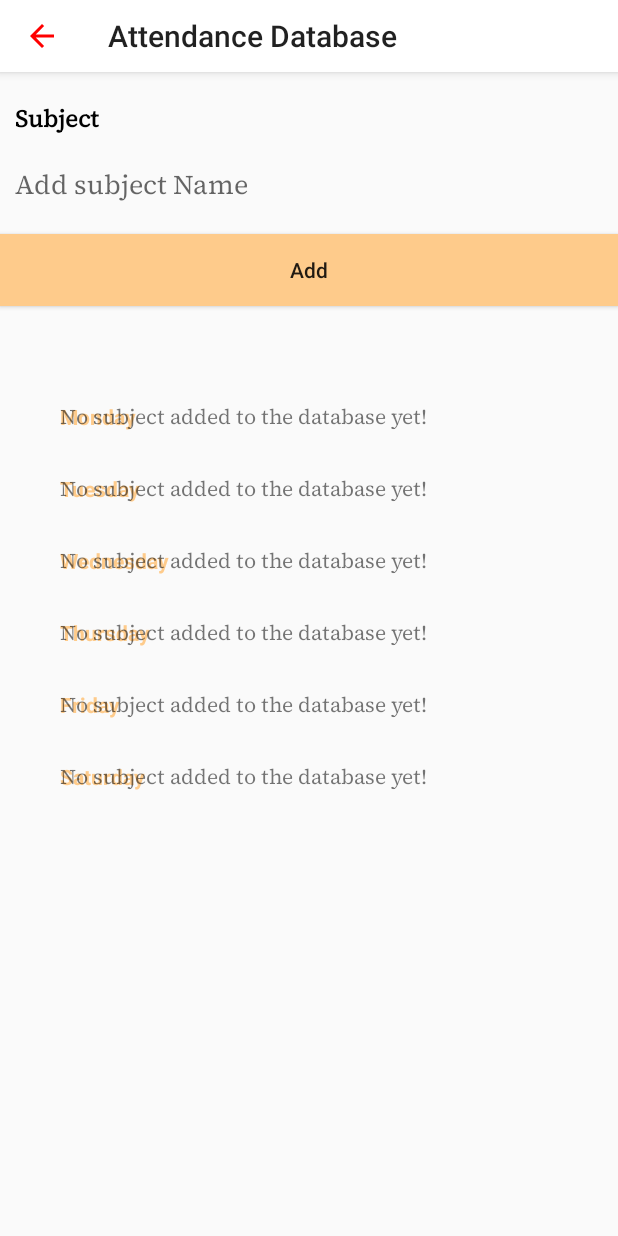
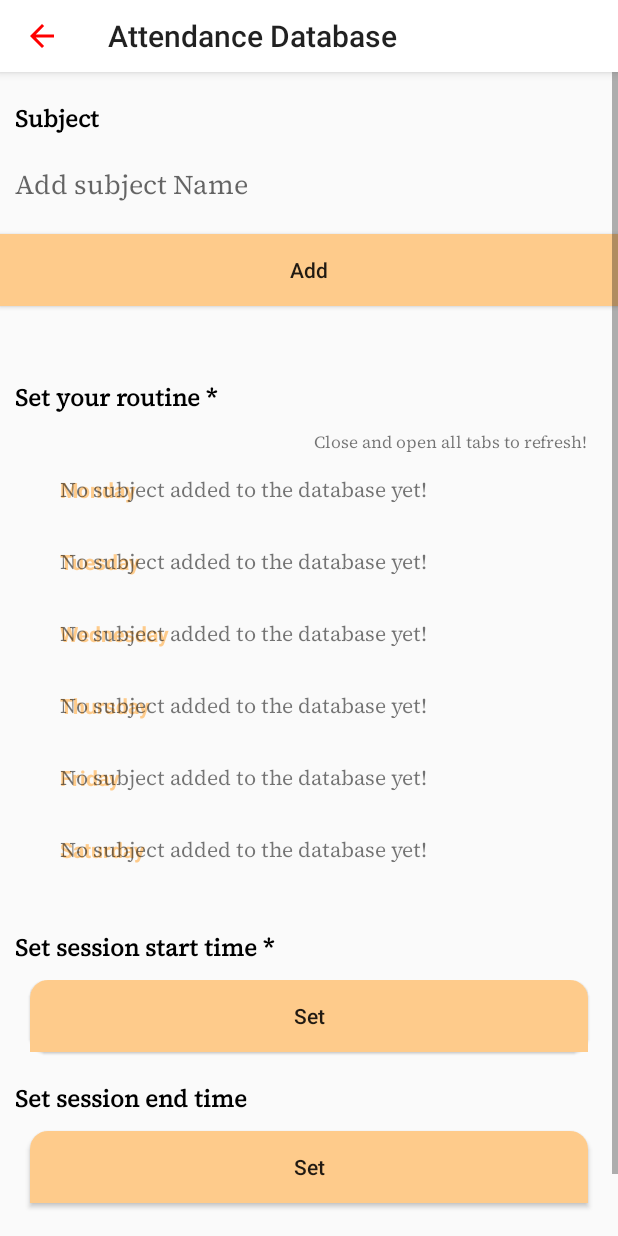
Before and after one commit to mRahulJain/cLog, an Android app: the AttendanceSettingAct screen opened directly, with no data from a screen before it, on a phone screen of 412 x 824 dp. Run offline under Robolectric (Android 15) with nearby library versions, the phone set to English and light mode, and no system bars; our stand-ins replace Room's generated code; libraries missing offline, so code that uses them is left out: com.chatter.chatter; plain views replace Expandable; Roboto replaces fonts that are not available here; 2 statements that could not run were skipped.

Commit message:
create database and some functions

```diff
--- a/app/src/main/java/com/clogg/clog/Activities/AttendanceSettingAct.kt
+++ b/app/src/main/java/com/clogg/clog/Activities/AttendanceSettingAct.kt
@@ -1,16 +1,55 @@
 package com.clogg.clog.Activities
 
+import android.app.DatePickerDialog
 import androidx.appcompat.app.AppCompatActivity
 import android.os.Bundle
+import android.util.Log
 import android.view.MenuItem
 import android.widget.CheckBox
+import android.widget.CompoundButton
+import android.widget.DatePicker
+import android.widget.Toast
 import androidx.core.view.isVisible
+import androidx.room.Room
+import com.chatter.chatter.Database.AppDatabase
+import com.chatter.chatter.Database.SubjectName
+import com.clogg.clog.Fragment.DatePickerFragment
 import com.clogg.clog.R
 import kotlinx.android.synthetic.main.activity_attendance_setting.*
 import kotlinx.android.synthetic.main.content_view.view.*
 import kotlinx.android.synthetic.main.header_view.view.*
+import java.util.*
+import kotlin.collections.ArrayList
 
-class AttendanceSettingAct : AppCompatActivity() {
+class AttendanceSettingAct : AppCompatActivity(),
+    DatePickerDialog.OnDateSetListener {
+
+    val calendar = Calendar.getInstance()
+
+    override fun onDateSet(p0: DatePicker?, year: Int, month: Int, date: Int) {
+        calendar.set(Calendar.YEAR , year)
+        calendar.set(Calendar.MONTH, month)
+        calendar.set(Calendar.DAY_OF_MONTH, date)
+        startDate.text = "$date/$month/$year"
+        startDate.isVisible = true
+        subjects = db.SubjectNameDao().getSubjects()
+        for(subject in subjects) {
+            db.SubjectNameDao().updateStartDate(date.toString(), subject.name)
+            db.SubjectNameDao().updateStartMonth(month.toString(), subject.name)
+            db.SubjectNameDao().updateStartYear(year.toString(), subject.name)
+        }
+    }
+
+    val db: AppDatabase by lazy {
+        Room.databaseBuilder(
+            this,
+            AppDatabase::class.java,
+            "SubjectName.db"
+        ).allowMainThreadQueries()
+            .fallbackToDestructiveMigration()
+            .build()
+    }
+    var subjects : List<SubjectName> = listOf()
 
     override fun onCreate(savedInstanceState: Bundle?) {
         super.onCreate(savedInstanceState)
@@ -27,29 +66,146 @@ class AttendanceSettingAct : AppCompatActivity() {
         expandable4.dayName.text = "Thursday"
         expandable5.dayName.text = "Friday"
         expandable6.dayName.text = "Saturday"
-
-        addSubjectP.setOnClickListener {
-            if(subjectName.text.toString() == "") {
-                return@setOnClickListener
-            }
-
+        subjects = db.SubjectNameDao().getSubjects()
+        for(subject in subjects) {
+            startDate.isVisible = true
+            startDate.text = "${subject.startDate}/${subject.startMonth}/${subject.startYear}"
             expandable1.emptySubjectList.isVisible = false
             expandable2.emptySubjectList.isVisible = false
             expandable3.emptySubjectList.isVisible = false
             expandable4.emptySubjectList.isVisible = false
             expandable5.emptySubjectList.isVisible = false
             expandable6.emptySubjectList.isVisible = false
-
             for(i in 1..6) {
                 val checkBox = CheckBox(this)
-                checkBox.text = subjectName.text.toString()
+                checkBox.text = subject.name
                 when(i) {
-                    1 -> expandable1.fragContent.addView(checkBox)
-                    2 -> expandable2.fragContent.addView(checkBox)
-                    3 -> expandable3.fragContent.addView(checkBox)
-                    4 -> expandable4.fragContent.addView(checkBox)
-                    5 -> expandable5.fragContent.addView(checkBox)
-                    6 -> expandable6.fragContent.addView(checkBox)
+                    1 -> {
+                        checkBox.isChecked = subject.monday
+                        checkBox.setOnCheckedChangeListener { buttonView, isChecked ->
+                            db.SubjectNameDao().updateMonday(isChecked, subject.name)
+                        }
+                        expandable1.fragContent.addView(checkBox)
+                    }
+                    2 -> {
+                        checkBox.isChecked = subject.tuesday
+                        checkBox.setOnCheckedChangeListener { buttonView, isChecked ->
+                            db.SubjectNameDao().updateTuesday(isChecked, subject.name)
+                        }
+                        expandable2.fragContent.addView(checkBox)
+                    }
+                    3 -> {
+                        checkBox.isChecked = subject.wednesday
+                        checkBox.setOnCheckedChangeListener { buttonView, isChecked ->
+                            db.SubjectNameDao().updateWednesday(isChecked, subject.name)
+                        }
+                        expandable3.fragContent.addView(checkBox)
+                    }
+                    4 -> {
+                        checkBox.isChecked = subject.thursday
+                        checkBox.setOnCheckedChangeListener { buttonView, isChecked ->
+                            db.SubjectNameDao().updateThursday(isChecked, subject.name)
+                        }
+                        expandable4.fragContent.addView(checkBox)
+                    }
+                    5 -> {
+                        checkBox.isChecked = subject.friday
+                        checkBox.setOnCheckedChangeListener { buttonView, isChecked ->
+                            db.SubjectNameDao().updateFriday(isChecked, subject.name)
+                        }
+                        expandable5.fragContent.addView(checkBox)
+                    }
+                    6 -> {
+                        checkBox.isChecked = subject.saturday
+                        checkBox.setOnCheckedChangeListener { buttonView, isChecked ->
+                            db.SubjectNameDao().updateSaturday(isChecked, subject.name)
+                        }
+                        expandable6.fragContent.addView(checkBox)
+                    }
+                }
+            }
+        }
+
+        startTimeSession.setOnClickListener {
+            val datePicker = DatePickerFragment(this)
+            datePicker.show(supportFragmentManager, "Date picker")
+        }
+
+        addSubjectP.setOnClickListener {
+            if(subName.text.toString() == "") {
+                return@setOnClickListener
+            }
+
+            val days : ArrayList<String> = arrayListOf()
+            val subjectName = SubjectName(
+                name = subName.text.toString(),
+                monday = false,
+                tuesday = false,
+                wednesday = false,
+                thursday = false,
+                friday = false,
+                saturday = false,
+                startDate = "",
+                startMonth = "",
+                startYear = "",
+                endDate = "",
+                endMonth = "",
+                endYear = ""
+            )
+            if(subjects.contains(subjectName)) {
+                Toast.makeText(this,
+                    "Already present",
+                    Toast.LENGTH_SHORT).show()
+                return@setOnClickListener
+            }
+
+            db.SubjectNameDao().insertRow(subjectName)
+            expandable1.emptySubjectList.isVisible = false
+            expandable2.emptySubjectList.isVisible = false
+            expandable3.emptySubjectList.isVisible = false
+            expandable4.emptySubjectList.isVisible = false
+            expandable5.emptySubjectList.isVisible = false
+            expandable6.emptySubjectList.isVisible = false
+            for(i in 1..6) {
+                val checkBox = CheckBox(this)
+                checkBox.text = subName.text.toString()
+                when(i) {
+                    1 -> {
+                        checkBox.setOnCheckedChangeListener { buttonView, isChecked ->
+                            db.SubjectNameDao().updateMonday(isChecked, subName.text.toString())
+                        }
+                        expandable1.fragContent.addView(checkBox)
+                    }
+                    2 -> {
+                        checkBox.setOnCheckedChangeListener { buttonView, isChecked ->
+                            db.SubjectNameDao().updateTuesday(isChecked, subName.text.toString())
+                        }
+                        expandable2.fragContent.addView(checkBox)
+                    }
+                    3 -> {
+                        checkBox.setOnCheckedChangeListener { buttonView, isChecked ->
+                            db.SubjectNameDao().updateWednesday(isChecked, subName.text.toString())
+                        }
+                        expandable3.fragContent.addView(checkBox)
+                    }
+                    4 -> {
+                        checkBox.setOnCheckedChangeListener { buttonView, isChecked ->
+                            db.SubjectNameDao().updateThursday(isChecked, subName.text.toString())
+                        }
+                        expandable4.fragContent.addView(checkBox)
+                    }
+                    5 -> {
+                        checkBox.setOnCheckedChangeListener { buttonView, isChecked ->
+                            db.SubjectNameDao().updateFriday(isChecked, subName.text.toString())
+                        }
+                        expandable5.fragContent.addView(checkBox)
+                    }
+                    6 -> {
+                        checkBox.setOnCheckedChangeListener { buttonView, isChecked ->
+                            db.SubjectNameDao().updateSaturday(isChecked, subName.text.toString())
+                        }
+                        expandable6.fragContent.addView(checkBox)
+                    }
                 }
             }
         }
--- a/app/src/main/java/com/clogg/clog/Database/AppDatabase.kt
+++ b/app/src/main/java/com/clogg/clog/Database/AppDatabase.kt
@@ -2,8 +2,9 @@ package com.chatter.chatter.Database
 
 import androidx.room.Database
 import androidx.room.RoomDatabase
+import com.clogg.clog.Database.Subject
 
-@Database(entities = arrayOf(SubjectName::class), version = 1)
+@Database(entities = arrayOf(SubjectName::class), version = 3)
 abstract class AppDatabase : RoomDatabase() {
     abstract fun SubjectNameDao() : SubjectNameDao
 }
--- a/app/src/main/java/com/clogg/clog/Database/SubjectDao.kt
+++ b/app/src/main/java/com/clogg/clog/Database/SubjectDao.kt
@@ -3,15 +3,16 @@ package com.chatter.chatter.Database
 import androidx.room.Dao
 import androidx.room.Insert
 import androidx.room.Query
+import com.clogg.clog.Database.Subject
 
 
 @Dao
 interface SubjectDao {
     @Insert
-    fun insertRow(user: Subject)
+    fun insertRow(subject: Subject)
 
     @Query("Select * from Subject")
-    fun getUser() : Subject
+    fun getSubjects() : Subject
 
     @Query("Delete from Subject")
     fun deleteUser()
--- a/app/src/main/java/com/clogg/clog/Database/SubjectNameDao.kt
+++ b/app/src/main/java/com/clogg/clog/Database/SubjectNameDao.kt
@@ -8,11 +8,31 @@ import androidx.room.Query
 @Dao
 interface SubjectNameDao {
     @Insert
-    fun insertRow(user: SubjectName)
+    fun insertRow(subjectName: SubjectName)
 
     @Query("Select * from SubjectName")
-    fun getUser() : SubjectName
+    fun getSubjects() : List<SubjectName>
 
     @Query("Delete from SubjectName")
-    fun deleteUser()
+    fun deleteSubject()
+
+    @Query("Update SubjectName SET monday = :bool WHERE name = :name")
+    fun updateMonday(bool : Boolean, name : String)
+    @Query("Update SubjectName SET tuesday = :bool WHERE name = :name")
+    fun updateTuesday(bool : Boolean, name : String)
+    @Query("Update SubjectName SET wednesday = :bool WHERE name = :name")
+    fun updateWednesday(bool : Boolean, name : String)
+    @Query("Update SubjectName SET thursday = :bool WHERE name = :name")
+    fun updateThursday(bool : Boolean, name : String)
+    @Query("Update SubjectName SET friday = :bool WHERE name = :name")
+    fun updateFriday(bool : Boolean, name : String)
+    @Query("Update SubjectName SET saturday = :bool WHERE name = :name")
+    fun updateSaturday(bool : Boolean, name : String)
+
+    @Query("Update SubjectName SET startDate = :date WHERE name = :name")
+    fun updateStartDate(date : String, name : String)
+    @Query("Update SubjectName SET startMonth = :month WHERE name = :name")
+    fun updateStartMonth(month : String, name : String)
+    @Query("Update SubjectName SET startYear = :year WHERE name = :name")
+    fun updateStartYear(year : String, name : String)
 }
--- a/app/src/main/res/drawable/background_attendance_database_2.xml
+++ b/app/src/main/res/drawable/background_attendance_database_2.xml
@@ -4,6 +4,7 @@
     android:shape="rectangle">
 
     <solid android:color="#FECB8B"/>
-    <corners android:radius="8dp"/>
+    <corners android:topRightRadius="12dp"
+        android:topLeftRadius="12dp"/>
 
 </shape>
--- a/app/src/main/res/layout/activity_attendance_setting.xml
+++ b/app/src/main/res/layout/activity_attendance_setting.xml
@@ -22,7 +22,6 @@
         android:layout_width="match_parent"
         android:layout_height="match_parent">
         <LinearLayout
-            android:layout_marginBottom="10dp"
             android:orientation="vertical"
             android:layout_width="match_parent"
             android:layout_height="match_parent">
@@ -41,7 +40,7 @@
                 android:paddingLeft="10dp"
                 android:paddingTop="10dp"
                 android:paddingBottom="20dp"
-                android:id="@+id/subjectName"
+                android:id="@+id/subName"
                 android:theme="@style/editTextTheme"
                 android:textSize="18sp"
                 android:fontFamily="@font/source_serif_pro"
@@ -58,16 +57,35 @@
                 android:background="#FECB8B"
                 android:layout_width="match_parent"
                 android:layout_height="wrap_content"/>
+            <TextView
+                android:paddingLeft="10dp"
+                android:paddingBottom="10dp"
+                android:layout_width="match_parent"
+                android:layout_height="wrap_content"
+                android:textStyle="bold"
+                android:fontFamily="@font/source_serif_pro"
+                android:text="Set your routine *"
+                android:textColor="@android:color/black"
+                android:textSize="16sp" />
             <LinearLayout
                 android:layout_marginRight="20dp"
                 android:layout_marginLeft="20dp"
                 android:orientation="vertical"
                 android:layout_width="match_parent"
                 android:layout_height="wrap_content">
+
+                <TextView
+                    android:fontFamily="@font/source_serif_pro"
+                    android:layout_gravity="right"
+                    android:textSize="11sp"
+                    android:text="Close and open all tabs to refresh!"
+                    android:layout_width="wrap_content"
+                    android:layout_height="wrap_content"/>
                 <com.robertlevonyan.views.expandable.Expandable
                     android:id="@+id/expandable1"
                     android:layout_marginBottom="4dp"
                     android:layout_marginTop="4dp"
+                    app:exp_animateExpand="true"
                     android:layout_width="match_parent"
                     android:layout_height="wrap_content">
                     <include
@@ -81,6 +99,7 @@
                     android:id="@+id/expandable2"
                     android:layout_marginBottom="4dp"
                     android:layout_marginTop="4dp"
+                    app:exp_animateExpand="true"
                     android:layout_width="match_parent"
                     android:layout_height="wrap_content">
                     <include
@@ -94,6 +113,7 @@
                     android:id="@+id/expandable3"
                     android:layout_marginBottom="4dp"
                     android:layout_marginTop="4dp"
+                    app:exp_animateExpand="true"
                     android:layout_width="match_parent"
                     android:layout_height="wrap_content">
                     <include
@@ -108,6 +128,7 @@
                     android:layout_marginBottom="4dp"
                     android:layout_marginTop="4dp"
                     android:layout_width="match_parent"
+                    app:exp_animateExpand="true"
                     android:layout_height="wrap_content">
                     <include
                         android:id="@+id/header"
@@ -121,6 +142,7 @@
                     android:layout_marginBottom="4dp"
                     android:layout_marginTop="4dp"
                     android:layout_width="match_parent"
+                    app:exp_animateExpand="true"
                     android:layout_height="wrap_content">
                     <include
                         android:id="@+id/header"
@@ -133,6 +155,7 @@
                     android:id="@+id/expandable6"
                     android:layout_marginBottom="4dp"
                     android:layout_marginTop="4dp"
+                    app:exp_animateExpand="true"
                     android:layout_width="match_parent"
                     android:layout_height="wrap_content">
                     <include
@@ -143,6 +166,79 @@
                         layout="@layout/content_view" />
                 </com.robertlevonyan.views.expandable.Expandable>
             </LinearLayout>
+            <TextView
+                android:layout_marginTop="30dp"
+                android:paddingLeft="10dp"
+                android:paddingBottom="10dp"
+                android:layout_width="match_parent"
+                android:layout_height="wrap_content"
+                android:textStyle="bold"
+                android:fontFamily="@font/source_serif_pro"
+                android:text="Set session start time *"
+                android:textColor="@android:color/black"
+                android:textSize="16sp" />
+            <LinearLayout
+                android:elevation="@dimen/cardview_compat_inset_shadow"
+                android:layout_marginBottom="10dp"
+                android:layout_marginRight="20dp"
+                android:layout_marginLeft="20dp"
+                android:background="@drawable/background_attendance_database"
+                android:orientation="vertical"
+                android:layout_width="match_parent"
+                android:layout_height="wrap_content">
+                <Button
+                    android:layout_gravity="center"
+                    android:text="Set"
+                    android:textAllCaps="false"
+                    android:id="@+id/startTimeSession"
+                    android:background="@drawable/background_attendance_database_2"
+                    android:layout_width="match_parent"
+                    android:layout_height="wrap_content"/>
+                <TextView
+                    android:visibility="gone"
+                    android:id="@+id/startDate"
+                    android:textColor="@android:color/black"
+                    android:textStyle="bold"
+                    android:layout_gravity="center"
+                    android:text="Your date will be displayed here"
+                    android:fontFamily="@font/source_serif_pro"
+                    android:layout_width="wrap_content"
+                    android:layout_height="wrap_content"/>
+            </LinearLayout>
+
+
+            <TextView
+                android:layout_marginTop="10dp"
+                android:paddingLeft="10dp"
+                android:paddingBottom="10dp"
+                android:layout_width="match_parent"
+                android:layout_height="wrap_content"
+                android:textStyle="bold"
+                android:fontFamily="@font/source_serif_pro"
+                android:text="Set session end time"
+                android:textColor="@android:color/black"
+                android:textSize="16sp" />
+            <Button
+                android:layout_gravity="center"
+                android:text="Set"
+                android:layout_marginRight="20dp"
+                android:layout_marginLeft="20dp"
+                android:layout_marginBottom="10dp"
+                android:textAllCaps="false"
+                android:id="@+id/endTimeSession"
+                android:background="@drawable/background_attendance_database_2"
+                android:layout_width="match_parent"
+                android:layout_height="wrap_content"/>
+            <TextView
+                android:layout_gravity="center"
+                android:textSize="11sp"
+                android:layout_marginTop="30dp"
+                android:layout_marginBottom="10dp"
+                android:textColor="@android:color/black"
+                android:fontFamily="@font/source_serif_pro"
+                android:text="* fields should be filled"
+                android:layout_width="wrap_content"
+                android:layout_height="wrap_content"/>
         </LinearLayout>
     </ScrollView>
 </LinearLayout>
--- a/app/src/main/res/layout/content_view.xml
+++ b/app/src/main/res/layout/content_view.xml
@@ -21,5 +21,6 @@
         android:id="@+id/fragContent"
         android:paddingRight="20dp"
         android:layout_width="match_parent"
-        android:layout_height="wrap_content"/>
+        android:layout_height="wrap_content">
+    </LinearLayout>
 </FrameLayout>
```
Also changed, not shown: app/src/main/java/com/clogg/clog/Database/Subject.kt (added, +13 -0 lines), app/src/main/java/com/clogg/clog/Database/SubjectName.kt (+13 -10 lines), app/src/main/java/com/clogg/clog/Fragment/DatePickerFragment.kt (added, +21 -0 lines).
